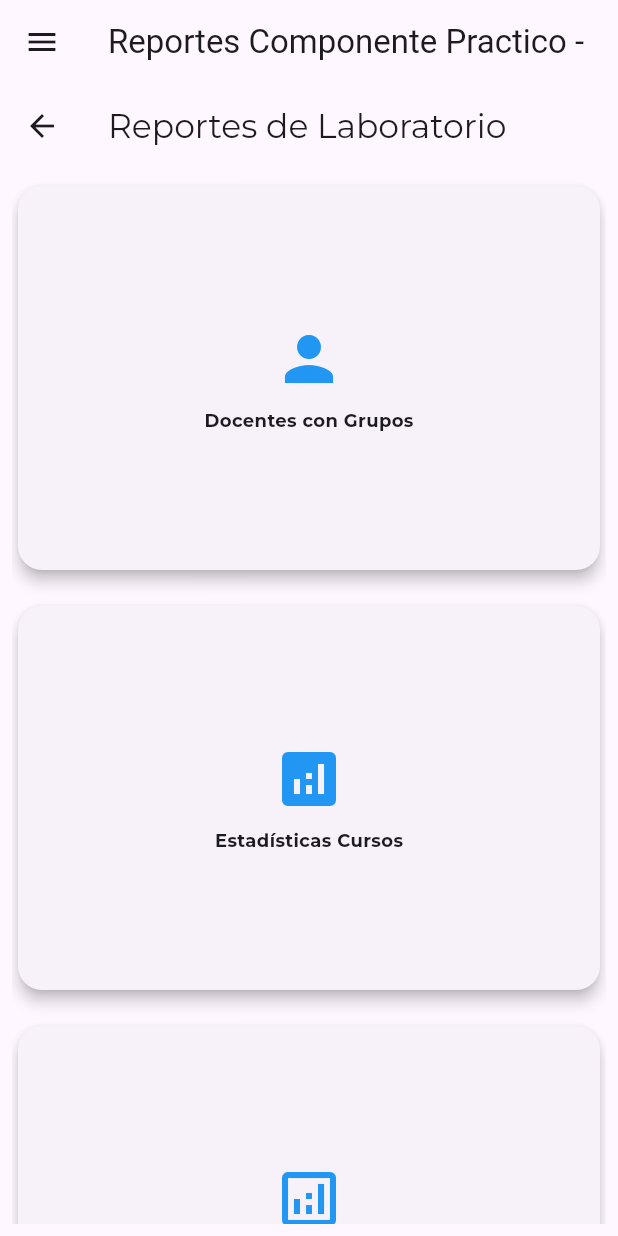
After one commit to alexvacca25/projecto_base_laboratorio, a Flutter app: the MyHomePage screen opened directly, in the side drawer, after a tap on "Reportes Componente Practico", on a phone screen of 412 x 824 dp. The commit adds this screen. Run offline on Flutter 3.47's test engine with Material 3 defaults, Android fonts, the phone set to English and light mode, and no system bars; our stand-ins replace flutter_speed_dial, get, google_fonts; missing offline and left inert: excel, universal_html; network calls fail.

Commit message:
reportes y ajustes de selectores

```diff
--- a/lib/main.dart
+++ b/lib/main.dart
@@ -1,5 +1,6 @@
 import 'package:flutter/material.dart';
 import 'package:get/get.dart';
+import 'package:projecto_base_laboratorio/presentation/pages/ReportesLaboratorioPage.dart';
 import 'package:projecto_base_laboratorio/presentation/pages/course_page.dart';
 import 'package:projecto_base_laboratorio/presentation/pages/cursoauto_page.dart';
 import 'package:projecto_base_laboratorio/presentation/pages/laboratorio_page.dart';
@@ -81,6 +82,8 @@ class MyHomePage extends StatelessWidget {
             return LaboratorioPage();
           case MenuItem.nodo_centro:
             return CoursePage();
+          case MenuItem.reportes_componente:
+            return ReportesLaboratorioPage();
           case MenuItem.curso_autodiridos:
             return CursoAutodirigidoPage();
           default:
--- a/lib/presentation/controllers/laboratorio_controller.dart
+++ b/lib/presentation/controllers/laboratorio_controller.dart
@@ -58,7 +58,8 @@ class LaboratorioController extends GetxController {
     final matchQuery = query.isEmpty || laboratorio.cursoDescripcion.toLowerCase().contains(query);
 
     return matchCentro && matchCurso && matchZona && matchEscuela && matchQuery;
-    }).toList();
+  }).toList()
+  ..sort((a, b) => a.cursoDescripcion.compareTo(b.cursoDescripcion)); // Ordenar alfabéticamente
 }
 
   void setSelectedCentro(String centro) {
--- a/lib/presentation/controllers/menu_controller.dart
+++ b/lib/presentation/controllers/menu_controller.dart
@@ -5,6 +5,7 @@ enum MenuItem {
   nodo_centro,
   laboratorio_curso,
   curso_autodiridos,
+  reportes_componente,
 }
 
 class MenuOpController extends GetxController {
@@ -16,6 +17,8 @@ class MenuOpController extends GetxController {
         return 'Laboratorios';
       case MenuItem.nodo_centro:
         return 'Nodo Atendido Centro';
+      case MenuItem.reportes_componente:
+        return 'Reportes Componente Practico';
       case MenuItem.laboratorio_curso:
         return 'Laboratorio Curso';
 
--- /dev/null
+++ b/lib/presentation/pages/ReportesLaboratorioPage.dart
@@ -0,0 +1,102 @@
+import 'package:flutter/material.dart';
+import 'package:get/get.dart';
+import 'package:google_fonts/google_fonts.dart';
+import 'package:projecto_base_laboratorio/config.dart';
+import 'package:projecto_base_laboratorio/presentation/controllers/reportes_ontroller.dart';
+
+class ReportesLaboratorioPage extends StatelessWidget {
+  final ReportesController controller = Get.put(ReportesController());
+
+  @override
+  Widget build(BuildContext context) {
+    return Scaffold(
+      appBar: AppBar(
+        title: Text('Reportes de Laboratorio', style: GoogleFonts.montserrat()),
+      ),
+      body: Obx(() {
+        if (controller.isLoading.value) {
+          return Center(
+            child: CircleAvatar(
+              radius: 30,
+              child: CircularProgressIndicator(),
+            ),
+          );
+        } else {
+          return Padding(
+            padding: const EdgeInsets.all(8.0),
+            child: LayoutBuilder(
+              builder: (context, constraints) {
+                int crossAxisCount = constraints.maxWidth < 600
+                    ? 1
+                    : constraints.maxWidth < 900
+                        ? 2
+                        : 4;
+                return GridView.builder(
+                  gridDelegate: SliverGridDelegateWithFixedCrossAxisCount(
+                    crossAxisCount: crossAxisCount,
+                    crossAxisSpacing: 16.0,
+                    mainAxisSpacing: 16.0,
+                    childAspectRatio: 1.5,
+                  ),
+                  itemCount: 4,
+                  itemBuilder: (context, index) {
+                    switch (index) {
+                      case 0:
+                        return _buildReportCard(
+                          context,
+                          icon: Icons.person,
+                          label: 'Docentes con Grupos',
+                          onTap: () => controller.downloadReport('${Config.baseUrl}/reportescomponente?token=123&consulta=consulta1', 'docentes_grupo.xlsx'),
+                        );
+                      case 1:
+                        return _buildReportCard(
+                          context,
+                          icon: Icons.analytics,
+                          label: 'Estadísticas Cursos',
+                          onTap: () => controller.downloadReport('${Config.baseUrl}/reportescomponente?token=123&consulta=consulta2', 'estadisticas_curso1.xlsx'),
+                        );
+                      case 2:
+                        return _buildReportCard(
+                          context,
+                          icon: Icons.analytics_outlined,
+                          label: 'Análisis Cursos',
+                          onTap: () => controller.downloadReport('${Config.baseUrl}/reportescomponente?token=123&consulta=consulta3', 'estadisticas_curso2.xlsx'),
+                        );
+                      case 3:
+                        return _buildReportCard(
+                          context,
+                          icon: Icons.person_remove_alt_1,
+                          label: 'Candidatos Sin Asignación',
+                          onTap: () => controller.downloadReport('${Config.baseUrl}/reportescomponente?token=123&consulta=consulta4', 'candidatos_sin_asignacion.xlsx'),
+                        );
+                      default:
+                        return SizedBox.shrink();
+                    }
+                  },
+                );
+              },
+            ),
+          );
+        }
+      }),
+    );
+  }
+
+  Widget _buildReportCard(BuildContext context, {required IconData icon, required String label, required VoidCallback onTap}) {
+    return GestureDetector(
+      onTap: onTap,
+      child: Card(
+        elevation: 4.0,
+        shape: RoundedRectangleBorder(borderRadius: BorderRadius.circular(16.0)),
+        child: Column(
+          mainAxisAlignment: MainAxisAlignment.center,
+          children: [
+            Icon(icon, size: 48.0, color: Colors.blue),
+            SizedBox(height: 8.0),
+            Text(label, style: GoogleFonts.montserrat(fontSize: 12.0, fontWeight: FontWeight.bold)),
+          ],
+        ),
+      ),
+    );
+  }
+}
--- a/lib/presentation/pages/laboratorio_page.dart
+++ b/lib/presentation/pages/laboratorio_page.dart
@@ -54,8 +54,10 @@ class LaboratorioPage extends StatelessWidget {
                             ),
                             child: DropdownButtonHideUnderline(
                               child: Obx(() {
-                                List<String> centros = ['Todos'];
+                                List<String> centros = [];
                                 centros.addAll(controller.laboratorios.map((laboratorio) => laboratorio.nombreCead).toSet().toList());
+                                centros.sort((a, b) => a.compareTo(b)); // Ordenar alfabéticamente
+                                centros.insert(0, 'Todos');
                                 return DropdownButton<String>(
                                   isExpanded: true,
                                   value: controller.selectedCentro.value,
@@ -93,8 +95,10 @@ class LaboratorioPage extends StatelessWidget {
                             ),
                             child: DropdownButtonHideUnderline(
                               child: Obx(() {
-                                List<String> cursos = ['Todos'];
+                                List<String> cursos = [];
                                 cursos.addAll(controller.laboratorios.map((laboratorio) => laboratorio.cursoDescripcion).toSet().toList());
+                                cursos.sort((a, b) => a.compareTo(b)); // Ordenar alfabéticamente
+                                cursos.insert(0, 'Todos');
                                 return DropdownButton<String>(
                                   isExpanded: true,
                                   value: controller.selectedCurso.value,
@@ -136,8 +140,10 @@ class LaboratorioPage extends StatelessWidget {
                             ),
                             child: DropdownButtonHideUnderline(
                               child: Obx(() {
-                                List<String> zonas = ['Todos'];
+                                List<String> zonas = [];
                                 zonas.addAll(controller.laboratorios.map((laboratorio) => laboratorio.nombreZona).toSet().toList());
+                                zonas.sort((a, b) => a.compareTo(b)); // Ordenar alfabéticamente
+                                zonas.insert(0, 'Todos');
                                 return DropdownButton<String>(
                                   isExpanded: true,
                                   value: controller.selectedZona.value,
@@ -175,8 +181,10 @@ class LaboratorioPage extends StatelessWidget {
                             ),
                             child: DropdownButtonHideUnderline(
                               child: Obx(() {
-                                List<String> escuelas = ['Todos'];
+                                List<String> escuelas = [];
                                 escuelas.addAll(controller.laboratorios.map((laboratorio) => laboratorio.escuela).toSet().toList());
+                                escuelas.sort((a, b) => a.compareTo(b)); // Ordenar alfabéticamente
+                                escuelas.insert(0, 'Todos');
                                 return DropdownButton<String>(
                                   isExpanded: true,
                                   value: controller.selectedEscuela.value,
--- a/lib/presentation/widgets/side_menu.dart
+++ b/lib/presentation/widgets/side_menu.dart
@@ -54,6 +54,14 @@ class SideMenu extends StatelessWidget {
               Navigator.of(context).pop();
             },
           ),
+           ListTile(
+            leading: Icon(Icons.grading_sharp),
+            title: Text('Reportes Componente Practico', style: GoogleFonts.montserrat()),
+            onTap: () {
+              menuController.selectedItem.value = MenuItem.reportes_componente;
+              Navigator.of(context).pop();
+            },
+          ),
           ListTile(
             leading: Icon(Icons.book),
             title: Text('Cursos Autodirigidos', style: GoogleFonts.montserrat()),
```
Also changed, not shown: lib/presentation/controllers/reportes_ontroller.dart (added, +33 -0 lines), lib/presentation/pages/course_page.dart (+12 -4 lines), lib/utils/excel_util.dart (+24 -0 lines). Lines whose indentation alone changed are shown as unchanged.
